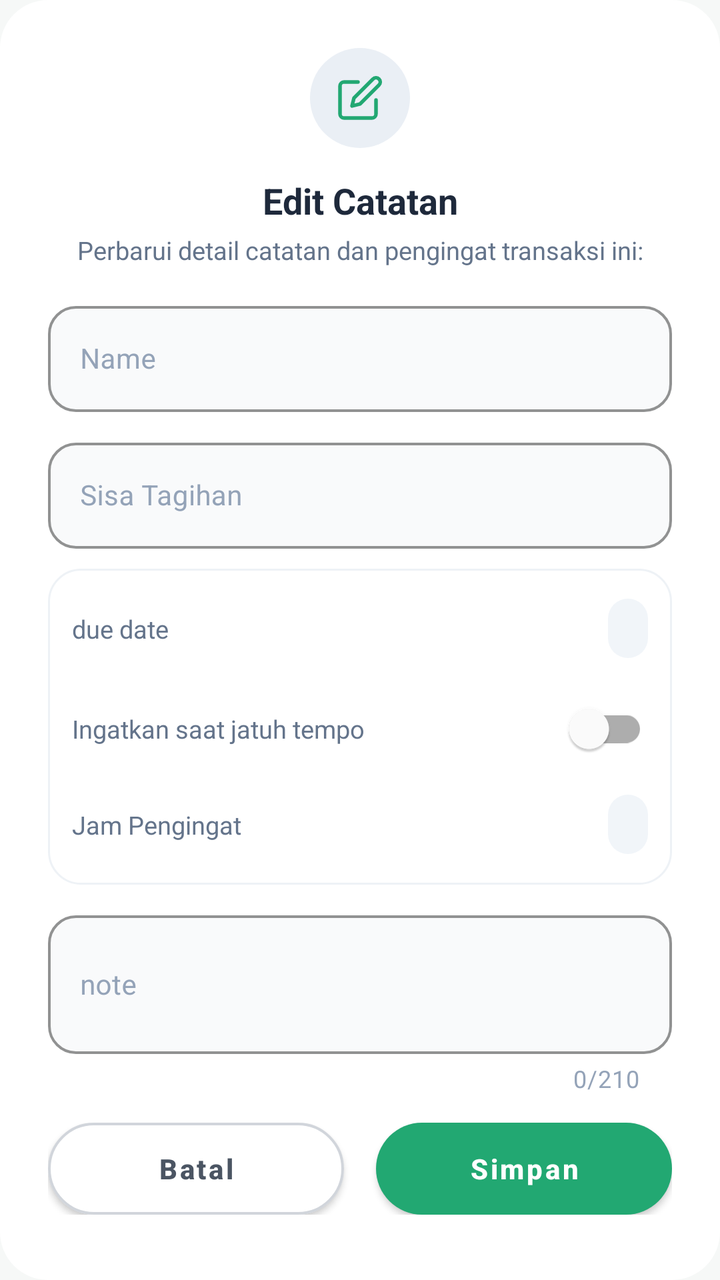
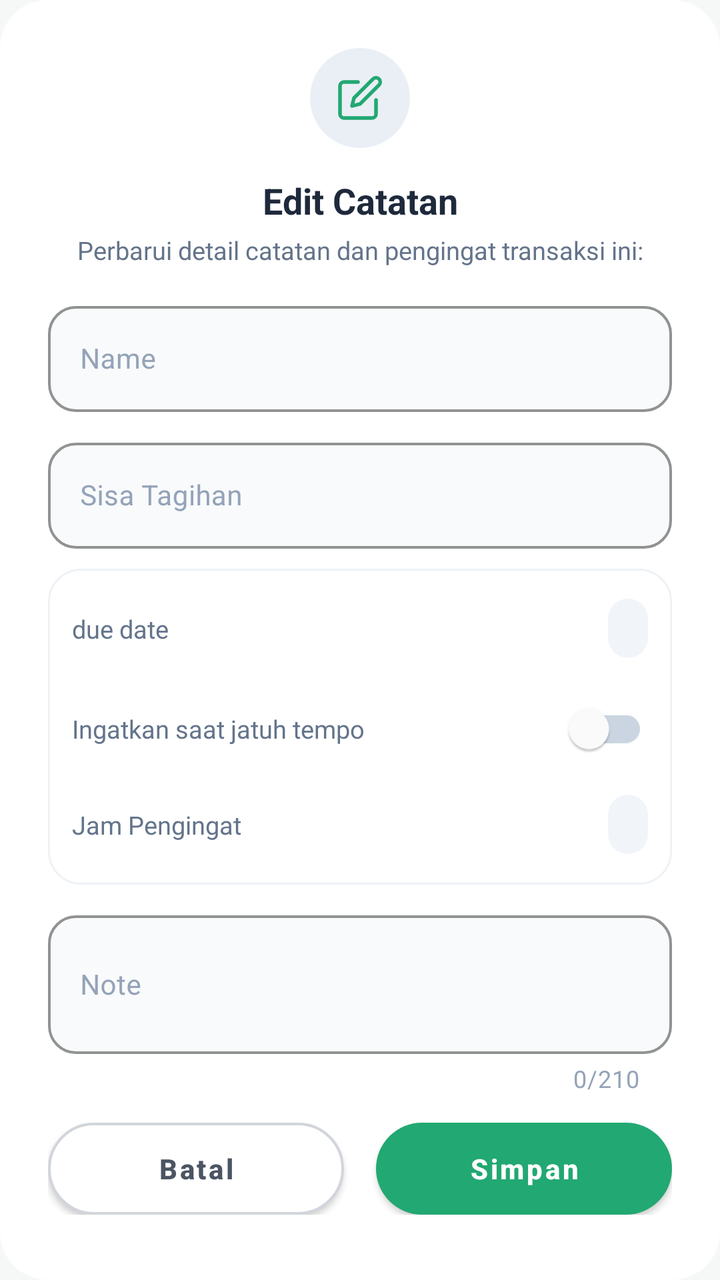

The first picture is an Android layout as it rendered before a commit; the second is the same layout after the commit. The layout source and the unified diff follow.
<!-- AndroidManifest.xml: application theme Theme.HHHH -->
<!-- res/layout/dialog_edit_note.xml -->
<?xml version="1.0" encoding="utf-8"?>
<androidx.core.widget.NestedScrollView xmlns:android="http://schemas.android.com/apk/res/android"
    xmlns:app="http://schemas.android.com/apk/res-auto"
    android:layout_width="match_parent"
    android:layout_height="wrap_content"
    android:fillViewport="true">

    <androidx.constraintlayout.widget.ConstraintLayout
        android:layout_width="match_parent"
        android:layout_height="wrap_content"
        android:background="@drawable/bg_dialog_delete_card"
        android:paddingStart="24dp"
        android:paddingTop="24dp"
        android:paddingEnd="24dp"
        android:paddingBottom="24dp">

        
        <FrameLayout
            android:id="@+id/box_top_icon"
            android:layout_width="50dp"
            android:layout_height="50dp"
            android:background="@drawable/bg_summary_wallet_circle"
            app:layout_constraintEnd_toEndOf="parent"
            app:layout_constraintStart_toStartOf="parent"
            app:layout_constraintTop_toTopOf="parent">

            <ImageView
                android:layout_width="24dp"
                android:layout_height="24dp"
                android:layout_gravity="center"
                android:contentDescription="@string/edit_catatan"
                android:src="@drawable/ic_hupisan_edit"
                app:tint="@color/hupisan_primary" />
        </FrameLayout>

        
        <TextView
            android:id="@+id/tv_title"
            android:layout_width="0dp"
            android:layout_height="wrap_content"
            android:layout_marginTop="14dp"
            android:gravity="center"
            android:text="@string/edit_catatan"
            android:textColor="@color/hupisan_text_primary"
            android:textSize="18sp"
            android:textStyle="bold"
            app:layout_constraintEnd_toEndOf="parent"
            app:layout_constraintStart_toStartOf="parent"
            app:layout_constraintTop_toBottomOf="@id/box_top_icon" />

        
        <TextView
            android:id="@+id/tv_subtitle"
            android:layout_width="0dp"
            android:layout_height="wrap_content"
            android:layout_marginTop="4dp"
            android:gravity="center"
            android:text="@string/edit_catatan_subtitle"
            android:textColor="@color/hupisan_text_secondary"
            android:textSize="12.5sp"
            app:layout_constraintEnd_toEndOf="parent"
            app:layout_constraintStart_toStartOf="parent"
            app:layout_constraintTop_toBottomOf="@id/tv_title" />

        
        <com.google.android.material.textfield.TextInputLayout
            android:id="@+id/til_edit_nama"
            style="@style/Widget.MaterialComponents.TextInputLayout.OutlinedBox"
            android:layout_width="0dp"
            android:layout_height="wrap_content"
            android:layout_marginTop="14dp"
            android:hint="@string/nama"
            android:textColorHint="@color/hupisan_text_muted"
            app:boxBackgroundColor="#F9FAFB"
            app:boxCornerRadiusBottomEnd="14dp"
            app:boxCornerRadiusBottomStart="14dp"
            app:boxCornerRadiusTopEnd="14dp"
            app:boxCornerRadiusTopStart="14dp"
            app:boxStrokeColor="@color/hupisan_primary"
            app:boxStrokeWidth="1.2dp"
            app:layout_constraintEnd_toEndOf="parent"
            app:layout_constraintStart_toStartOf="parent"
            app:layout_constraintTop_toBottomOf="@id/tv_subtitle">

            <com.google.android.material.textfield.TextInputEditText
                android:id="@+id/et_edit_nama"
                android:layout_width="match_parent"
                android:layout_height="wrap_content"
                android:importantForAutofill="no"
                android:inputType="textPersonName|textCapWords"
                android:maxLines="1"
                android:textColor="@color/hupisan_text_primary"
                android:textSize="14sp" />
        </com.google.android.material.textfield.TextInputLayout>

        
        <com.google.android.material.textfield.TextInputLayout
            android:id="@+id/til_edit_nominal"
            style="@style/Widget.MaterialComponents.TextInputLayout.OutlinedBox"
            android:layout_width="0dp"
            android:layout_height="wrap_content"
            android:layout_marginTop="10dp"
            android:hint="@string/sisa_tagihan"
            android:textColorHint="@color/hupisan_text_muted"
            app:boxBackgroundColor="#F9FAFB"
            app:boxCornerRadiusBottomEnd="14dp"
            app:boxCornerRadiusBottomStart="14dp"
            app:boxCornerRadiusTopEnd="14dp"
            app:boxCornerRadiusTopStart="14dp"
            app:boxStrokeColor="@color/hupisan_primary"
            app:boxStrokeWidth="1.2dp"
            app:prefixText="@string/prefix_rp"
            app:layout_constraintEnd_toEndOf="parent"
            app:layout_constraintStart_toStartOf="parent"
            app:layout_constraintTop_toBottomOf="@id/til_edit_nama">

            <com.google.android.material.textfield.TextInputEditText
                android:id="@+id/et_edit_nominal"
                android:layout_width="match_parent"
                android:layout_height="wrap_content"
                android:importantForAutofill="no"
                android:inputType="number"
                android:maxLength="9"
                android:maxLines="1"
                android:textColor="@color/hupisan_text_primary"
                android:textSize="14sp" />
        </com.google.android.material.textfield.TextInputLayout>

        
        <LinearLayout
            android:id="@+id/layout_edit_schedule"
            android:layout_width="0dp"
            android:layout_height="wrap_content"
            android:layout_marginTop="10dp"
            android:background="@drawable/bg_activity_log_card"
            android:orientation="vertical"
            android:paddingHorizontal="12dp"
            android:paddingVertical="10dp"
            app:layout_constraintEnd_toEndOf="parent"
            app:layout_constraintStart_toStartOf="parent"
            app:layout_constraintTop_toBottomOf="@id/til_edit_nominal">

            <LinearLayout
                android:id="@+id/row_edit_date"
                android:layout_width="match_parent"
                android:layout_height="wrap_content"
                android:clickable="true"
                android:focusable="true"
                android:gravity="center_vertical"
                android:minHeight="40dp"
                android:orientation="horizontal">

                <TextView
                    android:layout_width="0dp"
                    android:layout_height="wrap_content"
                    android:layout_weight="1"
                    android:text="@string/jatuh_tempo"
                    android:textColor="@color/hupisan_text_secondary"
                    android:textSize="12.5sp" />

                <TextView
                    android:id="@+id/tv_edit_due_date"
                    android:layout_width="wrap_content"
                    android:layout_height="wrap_content"
                    android:background="@drawable/bg_input_multiline"
                    android:fontFamily="sans-serif-bold"
                    android:paddingHorizontal="10dp"
                    android:paddingVertical="6dp"
                    android:textColor="@color/hupisan_primary"
                    android:textSize="13sp" />
            </LinearLayout>

            <LinearLayout
                android:layout_width="match_parent"
                android:layout_height="wrap_content"
                android:layout_marginTop="6dp"
                android:gravity="center_vertical"
                android:minHeight="40dp"
                android:orientation="horizontal">

                <TextView
                    android:layout_width="0dp"
                    android:layout_height="wrap_content"
                    android:layout_weight="1"
                    android:text="@string/ingatkan_saat_jatuh_tempo"
                    android:textColor="@color/hupisan_text_secondary"
                    android:textSize="12.5sp" />

                <com.google.android.material.switchmaterial.SwitchMaterial
                    android:id="@+id/switch_edit_reminder"
                    android:layout_width="wrap_content"
                    android:layout_height="wrap_content" />
            </LinearLayout>

            <LinearLayout
                android:id="@+id/row_edit_time"
                android:layout_width="match_parent"
                android:layout_height="wrap_content"
                android:layout_marginTop="4dp"
                android:clickable="true"
                android:focusable="true"
                android:gravity="center_vertical"
                android:minHeight="40dp"
                android:orientation="horizontal">

                <TextView
                    android:layout_width="0dp"
                    android:layout_height="wrap_content"
                    android:layout_weight="1"
                    android:text="@string/jam_pengingat"
                    android:textColor="@color/hupisan_text_secondary"
                    android:textSize="12.5sp" />

                <TextView
                    android:id="@+id/tv_edit_reminder_time"
                    android:layout_width="wrap_content"
                    android:layout_height="wrap_content"
                    android:background="@drawable/bg_input_multiline"
                    android:fontFamily="sans-serif-bold"
                    android:paddingHorizontal="10dp"
                    android:paddingVertical="6dp"
                    android:textColor="@color/hupisan_primary"
                    android:textSize="13sp" />
            </LinearLayout>
        </LinearLayout>

        
        <com.google.android.material.textfield.TextInputLayout
            android:id="@+id/et_catatan_input_layout"
            style="@style/Widget.MaterialComponents.TextInputLayout.OutlinedBox"
            android:layout_width="0dp"
            android:layout_height="wrap_content"
            android:layout_marginTop="10dp"
            android:hint="@string/catatan"
            android:textColorHint="@color/hupisan_text_muted"
            app:boxBackgroundColor="#F9FAFB"
            app:boxCornerRadiusBottomEnd="14dp"
            app:boxCornerRadiusBottomStart="14dp"
            app:boxCornerRadiusTopEnd="14dp"
            app:boxCornerRadiusTopStart="14dp"
            app:boxStrokeColor="@color/hupisan_primary"
            app:boxStrokeWidth="1.2dp"
            app:counterEnabled="true"
            app:counterMaxLength="210"
            app:counterTextColor="@color/hupisan_text_muted"
            app:layout_constraintEnd_toEndOf="parent"
            app:layout_constraintStart_toStartOf="parent"
            app:layout_constraintTop_toBottomOf="@id/layout_edit_schedule">

            <com.google.android.material.textfield.TextInputEditText
                android:id="@+id/et_catatan"
                android:layout_width="match_parent"
                android:layout_height="wrap_content"
                android:importantForAutofill="no"
                android:inputType="textMultiLine"
                android:maxLength="210"
                android:maxLines="4"
                android:minLines="2"
                android:textColor="@color/hupisan_text_primary"
                android:textSize="14sp" />
        </com.google.android.material.textfield.TextInputLayout>

        
        <LinearLayout
            android:id="@+id/layout_buttons"
            android:layout_width="0dp"
            android:layout_height="wrap_content"
            android:layout_marginTop="14dp"
            android:orientation="horizontal"
            app:layout_constraintEnd_toEndOf="parent"
            app:layout_constraintStart_toStartOf="parent"
            app:layout_constraintTop_toBottomOf="@id/et_catatan_input_layout">

            
            <com.google.android.material.button.MaterialButton
                android:id="@+id/btn_batal"
                android:layout_width="0dp"
                android:layout_height="wrap_content"
                android:minHeight="46dp"
                android:layout_marginEnd="8dp"
                android:layout_weight="1"
                android:insetTop="0dp"
                android:insetBottom="0dp"
                android:text="@string/btn_dialog_batal"
                android:textAllCaps="false"
                android:textColor="#4B5563"
                android:textSize="14sp"
                android:textStyle="bold"
                app:backgroundTint="@color/white"
                app:cornerRadius="23dp"
                app:elevation="0dp"
                app:strokeColor="#D1D5DB"
                app:strokeWidth="1.2dp" />

            
            <com.google.android.material.button.MaterialButton
                android:id="@+id/btn_simpan"
                android:layout_width="0dp"
                android:layout_height="wrap_content"
                android:minHeight="46dp"
                android:layout_marginStart="8dp"
                android:layout_weight="1"
                android:insetTop="0dp"
                android:insetBottom="0dp"
                android:text="@string/btn_dialog_simpan"
                android:textAllCaps="false"
                android:textColor="@color/white"
                android:textSize="14sp"
                android:textStyle="bold"
                app:backgroundTint="@color/hupisan_primary"
                app:cornerRadius="23dp"
                app:elevation="0dp" />
        </LinearLayout>

    </androidx.constraintlayout.widget.ConstraintLayout>
</androidx.core.widget.NestedScrollView>
<!-- resources referenced by this layout -->
<resources>
  <color name="hupisan_primary">#22A872</color>
  <color name="hupisan_text_muted">#94A3B8</color>
  <color name="hupisan_text_primary">#1E293B</color>
  <color name="hupisan_text_secondary">#64748B</color>
  <color name="white">#FFFFFFFF</color>
  <!-- drawable bg_activity_log_card (drawable) -->
  <?xml version="1.0" encoding="utf-8"?>
  <shape xmlns:android="http://schemas.android.com/apk/res/android"
      android:shape="rectangle">
      <solid android:color="@color/hupisan_card_bg" />
      <corners android:radius="16dp" />
      <stroke
          android:width="1dp"
          android:color="@color/hupisan_card_stroke" />
  </shape>
  <!-- drawable bg_dialog_delete_card (drawable) -->
  <?xml version="1.0" encoding="utf-8"?>
  <shape xmlns:android="http://schemas.android.com/apk/res/android"
      android:shape="rectangle">
      <solid android:color="@color/white" />
      <corners android:radius="24dp" />
  </shape>
  <!-- drawable bg_input_multiline (drawable) -->
  <?xml version="1.0" encoding="utf-8"?>
  <shape xmlns:android="http://schemas.android.com/apk/res/android"
      android:shape="rectangle">
      <solid android:color="#F1F5F9" />
      <corners android:radius="14dp" />
  </shape>
  <!-- drawable bg_summary_wallet_circle (drawable) -->
  <?xml version="1.0" encoding="utf-8"?>
  <shape xmlns:android="http://schemas.android.com/apk/res/android"
      android:shape="oval">
      <solid android:color="#EAEFF5" />
  </shape>
  <!-- drawable ic_hupisan_edit (drawable) -->
  <vector xmlns:android="http://schemas.android.com/apk/res/android"
      android:width="20dp"
      android:height="20dp"
      android:viewportWidth="24"
      android:viewportHeight="24">
      <path
          android:strokeColor="@color/hupisan_primary"
          android:strokeWidth="1.8"
          android:strokeLineCap="round"
          android:strokeLineJoin="round"
          android:fillColor="#00000000"
          android:pathData="M11,4H4a2,2 0 0,0 -2,2v14a2,2 0 0,0 2,2h14a2,2 0 0,0 2,-2v-7" />
      <path
          android:strokeColor="@color/hupisan_primary"
          android:strokeWidth="1.8"
          android:strokeLineCap="round"
          android:strokeLineJoin="round"
          android:fillColor="#00000000"
          android:pathData="M18.5,2.5a2.121,2.121 0 0,1 3,3L12,15l-4,1 1,-4 9.5,-9.5z" />
  </vector>
  <string name="btn_dialog_batal">Batal</string>
  <string name="btn_dialog_simpan">Simpan</string>
  <string name="catatan">note</string>
  <string name="edit_catatan">Edit Catatan</string>
  <string name="edit_catatan_subtitle">Perbarui detail catatan dan pengingat transaksi ini:</string>
  <string name="ingatkan_saat_jatuh_tempo">Ingatkan saat jatuh tempo</string>
  <string name="jam_pengingat">Jam Pengingat</string>
  <string name="jatuh_tempo">due date</string>
  <string name="nama">Name</string>
  <string name="prefix_rp">Rp </string>
  <string name="sisa_tagihan">Sisa Tagihan</string>
  <style name="Theme.HHHH" parent="Theme.MaterialComponents.DayNight.NoActionBar">
          
          <item name="colorPrimary">@color/hupisan_primary_dark</item>
          <item name="colorPrimaryVariant">@color/hupisan_primary_surface</item>
          <item name="colorOnPrimary">@color/white</item>
          
          <item name="colorSecondary">@color/hupisan_accent_amber</item>
          <item name="colorSecondaryVariant">@color/hupisan_primary_surface</item>
          <item name="colorOnSecondary">@color/hupisan_primary_dark</item>
          
          <item name="android:statusBarColor" tools:targetApi="l">@color/hupisan_primary_dark</item>
          <item name="android:windowBackground">@color/hupisan_page_bg</item>
          
      </style>
  <color name="hupisan_card_bg">#FFFFFF</color>
  <color name="hupisan_card_stroke">#EEF2F6</color>
  <color name="hupisan_primary_dark">#17885A</color>
  <color name="hupisan_primary_surface">#E8F8F0</color>
  <color name="hupisan_accent_amber">#22A872</color>
  <color name="hupisan_page_bg">#F6F8F7</color>
</resources>

<!-- the commit's change to res/layout/dialog_edit_note.xml (unified diff, before → after) -->
@@ -189,7 +189,9 @@
                 <com.google.android.material.switchmaterial.SwitchMaterial
                     android:id="@+id/switch_edit_reminder"
                     android:layout_width="wrap_content"
-                    android:layout_height="wrap_content" />
+                    android:layout_height="wrap_content"
+                    app:thumbTint="@color/white"
+                    app:trackTint="@color/switch_track_selector" />
             </LinearLayout>
 
             <LinearLayout
<!-- resource entries referenced after the edit -->
@@ -58,7 +58,7 @@
   </vector>
   <string name="btn_dialog_batal">Batal</string>
   <string name="btn_dialog_simpan">Simpan</string>
-  <string name="catatan">note</string>
+  <string name="catatan">Note</string>
   <string name="edit_catatan">Edit Catatan</string>
   <string name="edit_catatan_subtitle">Perbarui detail catatan dan pengingat transaksi ini:</string>
   <string name="ingatkan_saat_jatuh_tempo">Ingatkan saat jatuh tempo</string>
@@ -67,7 +67,7 @@
   <string name="nama">Name</string>
   <string name="prefix_rp">Rp </string>
   <string name="sisa_tagihan">Sisa Tagihan</string>
-  <style name="Theme.HHHH" parent="Theme.MaterialComponents.DayNight.NoActionBar">
+  <style name="Theme.HHHH" parent="Theme.MaterialComponents.Light.NoActionBar">
           
           <item name="colorPrimary">@color/hupisan_primary_dark</item>
           <item name="colorPrimaryVariant">@color/hupisan_primary_surface</item>
